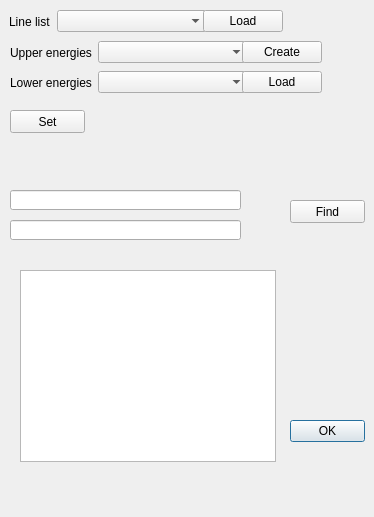
This is Goblin/inc/Goblin/ComDiffDialog.ui in rrnntt/SmallProject as Qt 5 draws it before an edit. The edited form follows.
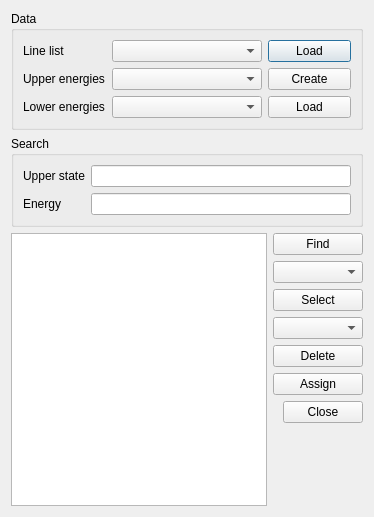
This is the edited form.

Patch:
```diff
--- a/Goblin/inc/Goblin/ComDiffDialog.ui
+++ b/Goblin/inc/Goblin/ComDiffDialog.ui
@@ -13,46 +13,42 @@
   <property name="windowTitle">
    <string>ComDiff Dialog</string>
   </property>
-  <widget class="QDialogButtonBox" name="buttonBox">
-   <property name="geometry">
-    <rect>
-     <x>290</x>
-     <y>420</y>
-     <width>75</width>
-     <height>23</height>
-    </rect>
-   </property>
-   <property name="orientation">
-    <enum>Qt::Horizontal</enum>
-   </property>
-   <property name="standardButtons">
-    <set>QDialogButtonBox::Ok</set>
-   </property>
-  </widget>
-  <widget class="QPlainTextEdit" name="pteLog">
-   <property name="geometry">
-    <rect>
-     <x>20</x>
-     <y>270</y>
-     <width>256</width>
-     <height>192</height>
-    </rect>
-   </property>
-   <property name="font">
-    <font>
-     <family>Courier</family>
-    </font>
-   </property>
-  </widget>
-  <widget class="QWidget" name="layoutWidget">
-   <property name="geometry">
-    <rect>
-     <x>10</x>
-     <y>40</y>
-     <width>312</width>
-     <height>25</height>
-    </rect>
-   </property>
+  <layout class="QVBoxLayout" name="verticalLayout_3">
+   <item>
+    <widget class="QGroupBox" name="groupBox">
+     <property name="title">
+      <string>Data</string>
+     </property>
+     <layout class="QVBoxLayout" name="verticalLayout">
+      <item>
+       <layout class="QHBoxLayout" name="horizontalLayout">
+        <item>
+         <widget class="QLabel" name="label">
+          <property name="text">
+           <string>Line list</string>
+          </property>
+         </widget>
+        </item>
+        <item>
+         <widget class="QComboBox" name="cbLineList">
+          <property name="minimumSize">
+           <size>
+            <width>150</width>
+            <height>0</height>
+           </size>
+          </property>
+         </widget>
+        </item>
+        <item>
+         <widget class="QPushButton" name="btnLoadLineList">
+          <property name="text">
+           <string>Load</string>
+          </property>
+         </widget>
+        </item>
+       </layout>
+      </item>
+      <item>
    <layout class="QHBoxLayout" name="horizontalLayout_2">
     <item>
      <widget class="QLabel" name="label_2">
@@ -79,16 +75,8 @@
      </widget>
     </item>
    </layout>
-  </widget>
-  <widget class="QWidget" name="layoutWidget_2">
-   <property name="geometry">
-    <rect>
-     <x>10</x>
-     <y>70</y>
-     <width>312</width>
-     <height>25</height>
-    </rect>
-   </property>
+      </item>
+      <item>
    <layout class="QHBoxLayout" name="horizontalLayout_3">
     <item>
      <widget class="QLabel" name="label_3">
@@ -115,95 +103,131 @@
      </widget>
     </item>
    </layout>
-  </widget>
-  <widget class="QWidget" name="layoutWidget">
-   <property name="geometry">
-    <rect>
-     <x>9</x>
-     <y>9</y>
-     <width>274</width>
-     <height>25</height>
-    </rect>
-   </property>
-   <layout class="QHBoxLayout" name="horizontalLayout">
-    <item>
-     <widget class="QLabel" name="label">
-      <property name="text">
-       <string>Line list</string>
-      </property>
-     </widget>
-    </item>
-    <item>
-     <widget class="QComboBox" name="cbLineList">
-      <property name="minimumSize">
-       <size>
-        <width>150</width>
-        <height>0</height>
-       </size>
-      </property>
-     </widget>
-    </item>
-    <item>
-     <widget class="QPushButton" name="btnLoadLineList">
-      <property name="text">
-       <string>Load</string>
-      </property>
-     </widget>
     </item>
    </layout>
   </widget>
-  <widget class="QPushButton" name="btnSet">
-   <property name="geometry">
-    <rect>
-     <x>10</x>
-     <y>110</y>
-     <width>75</width>
-     <height>23</height>
-    </rect>
-   </property>
+   </item>
+   <item>
+    <widget class="QGroupBox" name="groupBox_2">
+     <property name="title">
+      <string>Search</string>
+     </property>
+     <layout class="QGridLayout" name="gridLayout">
+      <item row="0" column="0">
+       <widget class="QLabel" name="label_4">
    <property name="text">
-    <string>Set</string>
-   </property>
-  </widget>
+         <string>Upper state</string>
+        </property>
+       </widget>
+      </item>
+      <item row="0" column="1">
   <widget class="QLineEdit" name="leUpperLevel">
-   <property name="geometry">
-    <rect>
-     <x>10</x>
-     <y>220</y>
-     <width>231</width>
-     <height>20</height>
-    </rect>
-   </property>
    <property name="toolTip">
     <string>Upper state labeling (VJKG)</string>
    </property>
   </widget>
-  <widget class="QPushButton" name="btnFind">
-   <property name="geometry">
-    <rect>
-     <x>290</x>
-     <y>200</y>
-     <width>75</width>
-     <height>23</height>
-    </rect>
-   </property>
+      </item>
+      <item row="1" column="0">
+       <widget class="QLabel" name="label_5">
    <property name="text">
-    <string>Find</string>
-   </property>
-  </widget>
+         <string>Energy</string>
+        </property>
+       </widget>
+      </item>
+      <item row="1" column="1">
   <widget class="QLineEdit" name="leUpperEnergy">
-   <property name="geometry">
-    <rect>
-     <x>10</x>
-     <y>190</y>
-     <width>231</width>
-     <height>20</height>
-    </rect>
-   </property>
    <property name="toolTip">
     <string>Upper energy estimation</string>
    </property>
   </widget>
+      </item>
+     </layout>
+    </widget>
+   </item>
+   <item>
+    <layout class="QHBoxLayout" name="horizontalLayout_4">
+     <item>
+      <widget class="QPlainTextEdit" name="pteLog">
+       <property name="enabled">
+        <bool>true</bool>
+       </property>
+       <property name="font">
+        <font>
+         <family>Courier</family>
+        </font>
+       </property>
+       <property name="acceptDrops">
+        <bool>false</bool>
+       </property>
+       <property name="readOnly">
+        <bool>true</bool>
+       </property>
+      </widget>
+     </item>
+     <item>
+      <layout class="QVBoxLayout" name="verticalLayout_2">
+       <item>
+        <widget class="QPushButton" name="btnFind">
+         <property name="text">
+          <string>Find</string>
+         </property>
+        </widget>
+       </item>
+       <item>
+        <widget class="QComboBox" name="cbSelectFound"/>
+       </item>
+       <item>
+        <widget class="QPushButton" name="btnSelect">
+         <property name="text">
+          <string>Select</string>
+         </property>
+        </widget>
+       </item>
+       <item>
+        <widget class="QComboBox" name="cbLine"/>
+       </item>
+       <item>
+        <widget class="QPushButton" name="btnDelete">
+         <property name="text">
+          <string>Delete</string>
+         </property>
+        </widget>
+       </item>
+       <item>
+        <widget class="QPushButton" name="btnAssign">
+         <property name="text">
+          <string>Assign</string>
+         </property>
+        </widget>
+       </item>
+       <item>
+        <widget class="QDialogButtonBox" name="buttonBox">
+         <property name="orientation">
+          <enum>Qt::Horizontal</enum>
+         </property>
+         <property name="standardButtons">
+          <set>QDialogButtonBox::Close</set>
+         </property>
+        </widget>
+       </item>
+       <item>
+        <spacer name="verticalSpacer">
+         <property name="orientation">
+          <enum>Qt::Vertical</enum>
+         </property>
+         <property name="sizeHint" stdset="0">
+          <size>
+           <width>20</width>
+           <height>40</height>
+          </size>
+         </property>
+        </spacer>
+       </item>
+      </layout>
+     </item>
+    </layout>
+   </item>
+  </layout>
  </widget>
  <tabstops>
   <tabstop>cbLineList</tabstop>
```
Left out of the diff: 5 changed lines with no effect on the pictures. Lines whose indentation alone changed are shown as unchanged.
